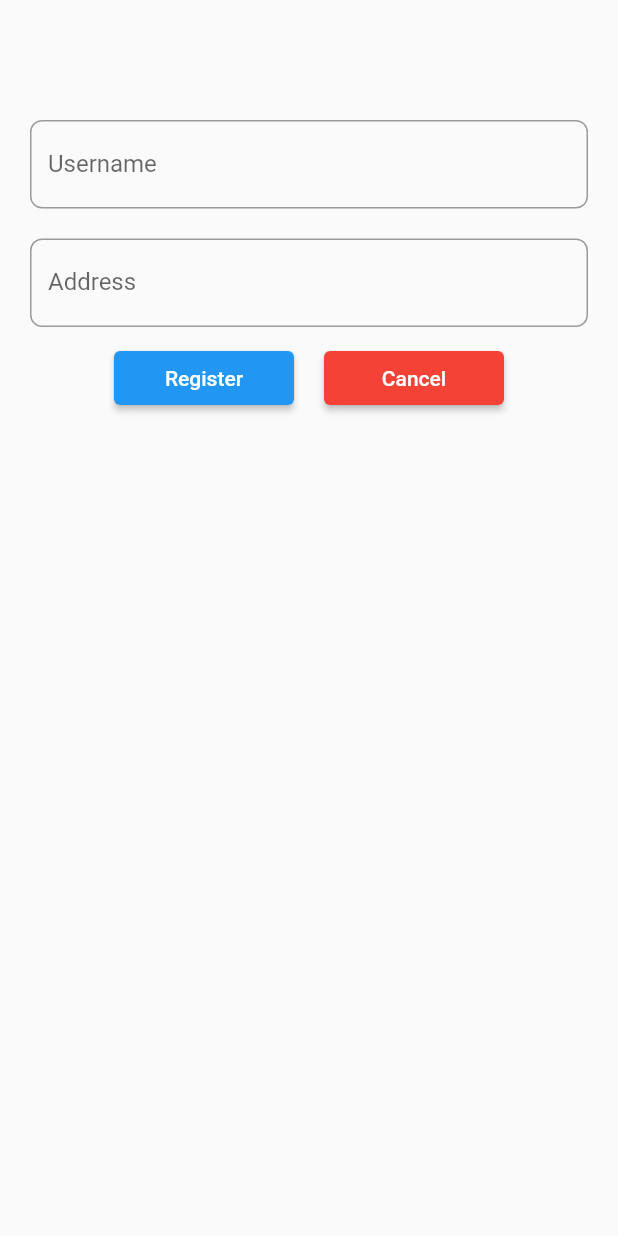
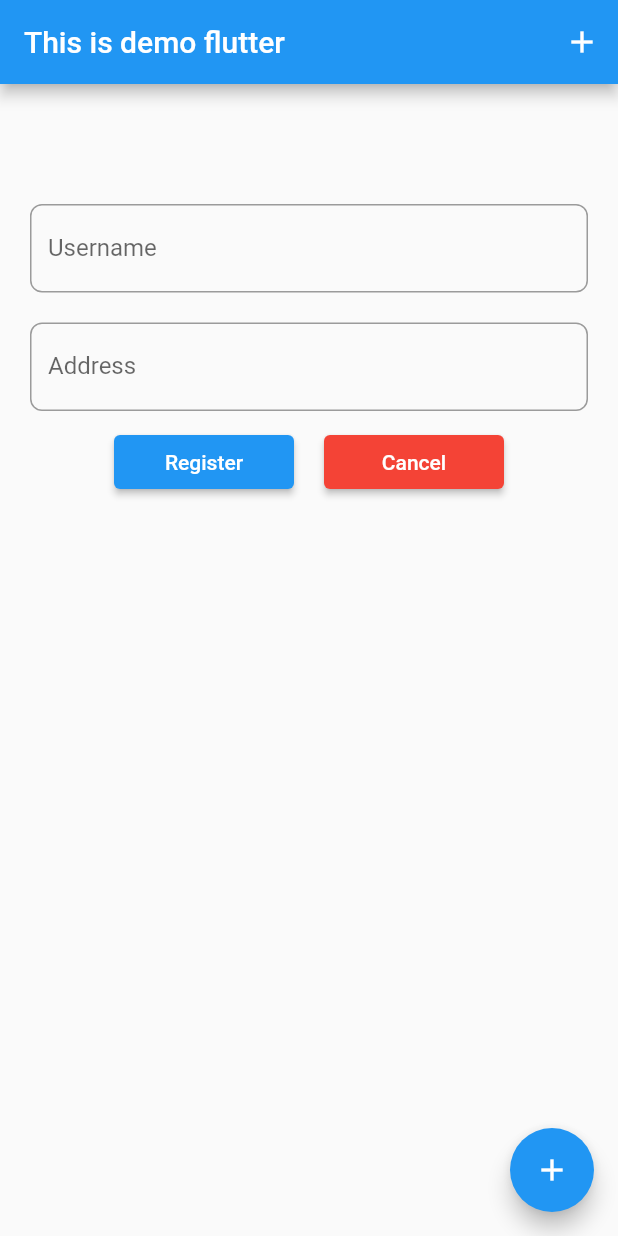
Before and after one commit to NamTranDinh/FlutterFresher, a Flutter app: the screen it shows after launch, after a tap on "Register", on a phone screen of 412 x 824 dp. Run offline on Flutter 3.47's test engine with Material 2 defaults, Android fonts, the phone set to English and light mode, and no system bars; our stand-ins replace date_format, toast.

Commit message:
ListUserWidget.dart : add Appbar() + FloatingActionButton

```diff
--- a/lib/Form/ListUserWidget.dart
+++ b/lib/Form/ListUserWidget.dart
@@ -1,6 +1,6 @@
+import 'dart:math';
 
 import 'package:flutter/material.dart';
-
 import 'UserModel.dart';
 
 class ListUserWidget extends StatelessWidget {
@@ -14,11 +14,12 @@ class ListUserWidget extends StatelessWidget {
         itemCount: lisUser.length,
         itemBuilder: (context, index) {
           return Card(
-        shape: RoundedRectangleBorder(borderRadius: BorderRadius.circular(8)),
+            shape:
+                RoundedRectangleBorder(borderRadius: BorderRadius.circular(8)),
             color: (index % 2 == 0) ? Colors.pinkAccent : Colors.green,
             elevation: 10,
             child: ListTile(
-          leading: const Icon(Icons.access_alarm),
+              leading: const Icon(Icons.ac_unit, color: Colors.white),
               title: Text(
                 lisUser[index].username,
                 style: const TextStyle(fontSize: 20, color: Colors.white),
@@ -37,9 +38,8 @@ class ListUserWidget extends StatelessWidget {
 
   @override
   Widget build(BuildContext context) {
-    return Container(
-      height: 500,
-      child: _listWidgetUser()
-    );
+    return SizedBox(
+        height:600,
+        child: _listWidgetUser());
   }
 }
--- a/lib/Form/RegisterForm.dart
+++ b/lib/Form/RegisterForm.dart
@@ -9,8 +9,6 @@ class RegisterForm extends StatefulWidget {
 }
 
 class _RegisterFormState extends State<RegisterForm> {
-  bool isValid = false;
-
   late UserModel _model = UserModel(username: '', address: '');
   final List<UserModel> _lisUsers = <UserModel>[];
 
@@ -20,14 +18,32 @@ class _RegisterFormState extends State<RegisterForm> {
   final _UserNameController = TextEditingController();
   final _AddressController = TextEditingController();
 
-
-
   @override
   Widget build(BuildContext context) {
     ToastContext().init(context);
     return MaterialApp(
       title: 'This is register form',
       home: Scaffold(
+        floatingActionButton: FloatingActionButton(
+          onPressed: () {
+            setState(() {
+              addUser();
+            });
+          },
+          child: const Icon(Icons.add),
+        ),
+        appBar: AppBar(
+          title: const Text('This is demo flutter'),
+          actions: [
+            IconButton(
+                onPressed: () {
+                  setState(() {
+                    addUser();
+                  });
+                },
+                icon: const Icon(Icons.add))
+          ],
+        ),
         key: _scaffoldMessengerKey,
         body: SafeArea(
             minimum: const EdgeInsets.only(left: 20, right: 20),
@@ -46,7 +62,8 @@ class _RegisterFormState extends State<RegisterForm> {
                         decoration: const InputDecoration(
                           labelText: 'Username',
                           border: OutlineInputBorder(
-                            borderRadius: BorderRadius.all(Radius.circular(8))),
+                              borderRadius:
+                                  BorderRadius.all(Radius.circular(8))),
                         ),
                       )),
                   Container(
@@ -60,7 +77,8 @@ class _RegisterFormState extends State<RegisterForm> {
                         decoration: const InputDecoration(
                           labelText: 'Address',
                           border: OutlineInputBorder(
-                            borderRadius: BorderRadius.all(Radius.circular(8))),
+                              borderRadius:
+                                  BorderRadius.all(Radius.circular(8))),
                         ),
                       )),
                   Row(
@@ -72,23 +90,9 @@ class _RegisterFormState extends State<RegisterForm> {
                           style: ElevatedButton.styleFrom(
                               fixedSize: const Size.fromWidth(120)),
                           onPressed: () {
-
-                          (_UserNameController.text == '' && _AddressController.text == '')
-                              ? isValid = false
-                              : isValid = true;
                             setState(() {
-                            if (isValid) {
-                              _lisUsers.add(_model);
-                              _model = UserModel(username: '', address: '');
-                              _UserNameController.text = '';
-                              _AddressController.text = '';
-                            } else {
-                                  () => showToast("Username or address not blank!!",
-                                  duration: Toast.lengthLong,
-                                  gravity: Toast.bottom);
-                            }
+                              addUser();
                             });
-                          print('$isValid + ${_model.username} + ${_model.address}');
                           },
                           child: const Text('Register'),
                         ),
@@ -108,13 +112,22 @@ class _RegisterFormState extends State<RegisterForm> {
                   Container(
                       margin: const EdgeInsets.only(
                           top: 30, left: 0, right: 0, bottom: 0),
-                    child: ListUserWidget(lisUser: _lisUsers) ),
+                      child: ListUserWidget(lisUser: _lisUsers)),
                 ],
               ),
-          )
-        ),
+            )),
       ),
     );
+  }
+
+  void addUser() {
+    if (_model.address.isEmpty && _model.address.isEmpty) {
+      return;
+    }
+    _lisUsers.add(_model);
+    _model = UserModel(username: '', address: '');
+    _UserNameController.text = '';
+    _AddressController.text = '';
   }
 
   void showToast(String msg, {int? duration, int? gravity}) {
```
Lines whose indentation alone changed are shown as unchanged.
